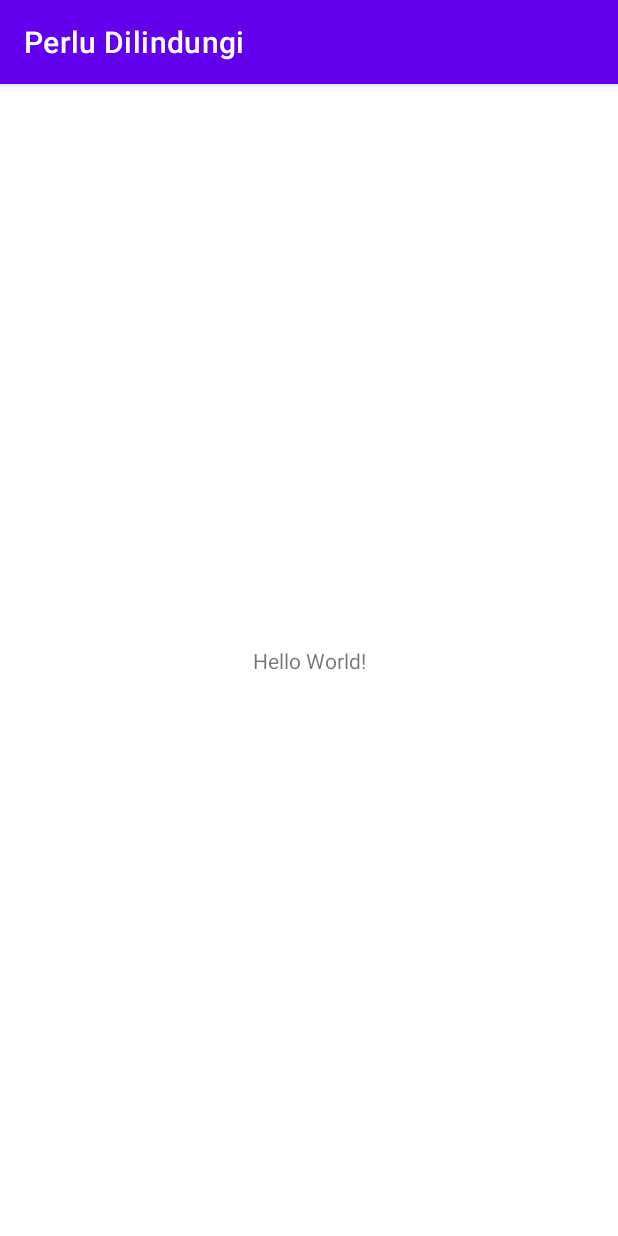
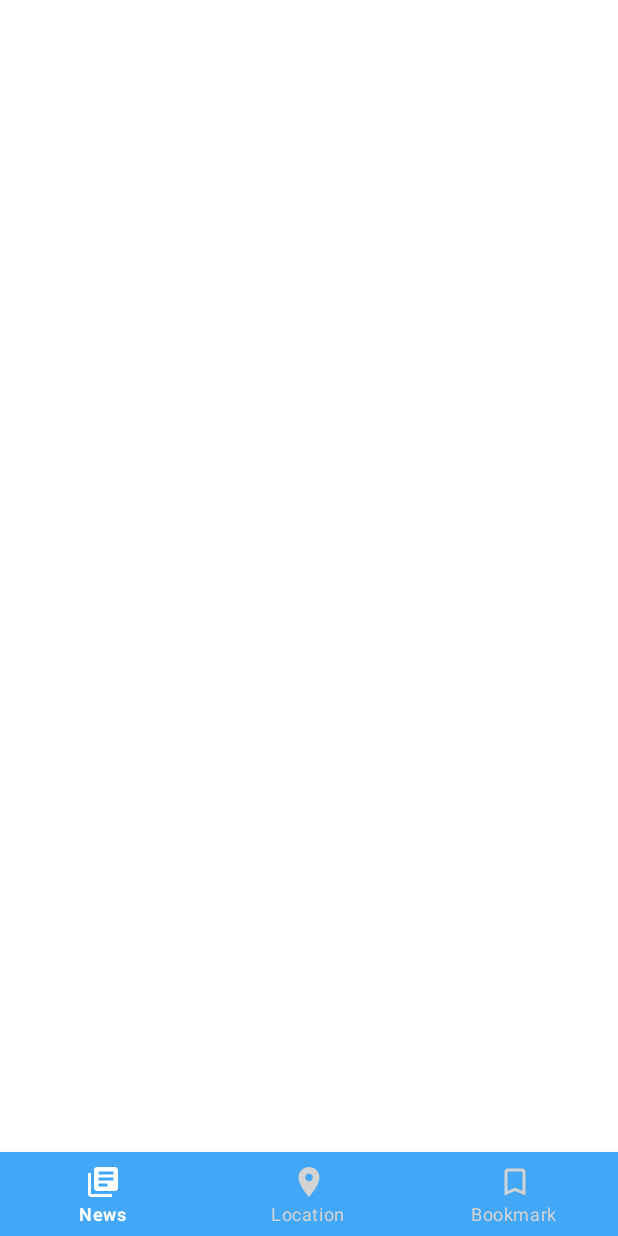
Before and after one commit to anakpindahan/IF3210-2022-Android-59, an Android app: the screen it shows after launch (MainActivity), on a phone screen of 412 x 824 dp. Run offline under Robolectric (Android 15) with nearby library versions, the phone set to English and light mode, and no system bars.

Commit message:
add bottom nav different color when clicked

```diff
--- a/app/build.gradle
+++ b/app/build.gradle
@@ -37,6 +37,7 @@ dependencies {
     implementation 'androidx.appcompat:appcompat:1.4.1'
     implementation 'com.google.android.material:material:1.5.0'
     implementation 'androidx.constraintlayout:constraintlayout:2.1.3'
+    implementation 'androidx.legacy:legacy-support-v4:1.0.0'
     testImplementation 'junit:junit:4.+'
     androidTestImplementation 'androidx.test.ext:junit:1.1.3'
     androidTestImplementation 'androidx.test.espresso:espresso-core:3.4.0'
--- /dev/null
+++ b/app/src/main/res/drawable/ic_bookmark.xml
@@ -0,0 +1,5 @@
+<vector android:height="24dp" android:tint="#FFFFFF"
+    android:viewportHeight="24" android:viewportWidth="24"
+    android:width="24dp" xmlns:android="http://schemas.android.com/apk/res/android">
+    <path android:fillColor="@android:color/white" android:pathData="M17,3L7,3c-1.1,0 -1.99,0.9 -1.99,2L5,21l7,-3 7,3L19,5c0,-1.1 -0.9,-2 -2,-2zM17,18l-5,-2.18L7,18L7,5h10v13z"/>
+</vector>
--- /dev/null
+++ b/app/src/main/res/drawable/ic_bookmark_filled.xml
@@ -0,0 +1,5 @@
+<vector android:height="24dp" android:tint="#FFFFFF"
+    android:viewportHeight="24" android:viewportWidth="24"
+    android:width="24dp" xmlns:android="http://schemas.android.com/apk/res/android">
+    <path android:fillColor="@android:color/white" android:pathData="M17,3H7c-1.1,0 -1.99,0.9 -1.99,2L5,21l7,-3 7,3V5c0,-1.1 -0.9,-2 -2,-2z"/>
+</vector>
--- /dev/null
+++ b/app/src/main/res/drawable/ic_bookmark_selector.xml
@@ -0,0 +1,6 @@
+<?xml version="1.0" encoding="utf-8"?>
+<selector xmlns:android="http://schemas.android.com/apk/res/android">
+    <item android:drawable="@drawable/ic_bookmark_filled"
+        android:state_checked="true"/>
+    <item android:drawable="@drawable/ic_bookmark"/>
+</selector>
--- /dev/null
+++ b/app/src/main/res/drawable/ic_location.xml
@@ -0,0 +1,5 @@
+<vector android:height="24dp" android:tint="#FFFFFF"
+    android:viewportHeight="24" android:viewportWidth="24"
+    android:width="24dp" xmlns:android="http://schemas.android.com/apk/res/android">
+    <path android:fillColor="@android:color/white" android:pathData="M12,2C8.13,2 5,5.13 5,9c0,5.25 7,13 7,13s7,-7.75 7,-13c0,-3.87 -3.13,-7 -7,-7zM12,11.5c-1.38,0 -2.5,-1.12 -2.5,-2.5s1.12,-2.5 2.5,-2.5 2.5,1.12 2.5,2.5 -1.12,2.5 -2.5,2.5z"/>
+</vector>
--- /dev/null
+++ b/app/src/main/res/drawable/ic_news.xml
@@ -0,0 +1,5 @@
+<vector android:height="24dp" android:tint="#FFFFFF"
+    android:viewportHeight="24" android:viewportWidth="24"
+    android:width="24dp" xmlns:android="http://schemas.android.com/apk/res/android">
+    <path android:fillColor="@android:color/white" android:pathData="M4,6L2,6v14c0,1.1 0.9,2 2,2h14v-2L4,20L4,6zM20,2L8,2c-1.1,0 -2,0.9 -2,2v12c0,1.1 0.9,2 2,2h12c1.1,0 2,-0.9 2,-2L22,4c0,-1.1 -0.9,-2 -2,-2zM19,11L9,11L9,9h10v2zM15,15L9,15v-2h6v2zM19,7L9,7L9,5h10v2z"/>
+</vector>
--- /dev/null
+++ b/app/src/main/res/drawable/navigation_icon.xml
@@ -0,0 +1,6 @@
+<?xml version="1.0" encoding="utf-8"?>
+<selector xmlns:android="http://schemas.android.com/apk/res/android">
+    <item android:state_checked="true" android:color="@color/white" />
+    <item android:state_pressed="true" android:color="@color/white" />
+    <item android:color="@color/light_gray" />
+</selector>
--- a/app/src/main/res/layout/activity_main.xml
+++ b/app/src/main/res/layout/activity_main.xml
@@ -6,13 +6,25 @@
     android:layout_height="match_parent"
     tools:context=".MainActivity">
 
-    <TextView
-        android:layout_width="wrap_content"
+    <com.google.android.material.bottomnavigation.BottomNavigationView
+        android:id="@+id/bottom_nav"
+        android:layout_width="match_parent"
         android:layout_height="wrap_content"
-        android:text="Hello World!"
+        android:background="@color/primary"
+        app:itemIconTint="@drawable/navigation_icon"
+        app:itemTextColor="@drawable/navigation_icon"
         app:layout_constraintBottom_toBottomOf="parent"
         app:layout_constraintLeft_toLeftOf="parent"
         app:layout_constraintRight_toRightOf="parent"
-        app:layout_constraintTop_toTopOf="parent" />
+        app:menu="@menu/menu" />
+
+    <FrameLayout
+        android:id="@+id/fragment_container"
+        android:layout_width="match_parent"
+        android:layout_height="0dp"
+        app:layout_constraintTop_toTopOf="parent"
+        app:layout_constraintBottom_toTopOf="@+id/bottom_nav"/>
+
+
 
 </androidx.constraintlayout.widget.ConstraintLayout>
--- /dev/null
+++ b/app/src/main/res/menu/menu.xml
@@ -0,0 +1,18 @@
+<?xml version="1.0" encoding="utf-8"?>
+<menu xmlns:android="http://schemas.android.com/apk/res/android">
+    <item
+        android:id="@+id/ic_news"
+        android:enabled="true"
+        android:icon="@drawable/ic_news"
+        android:title="News"/>
+    <item
+        android:id="@+id/ic_location"
+        android:enabled="true"
+        android:icon="@drawable/ic_location"
+        android:title="Location"/>
+    <item
+        android:id="@+id/ic_bookmark"
+        android:enabled="true"
+        android:icon="@drawable/ic_bookmark_selector"
+        android:title="Bookmark"/>
+</menu>
--- a/app/src/main/res/values/colors.xml
+++ b/app/src/main/res/values/colors.xml
@@ -7,4 +7,7 @@
     <color name="teal_700">#FF018786</color>
     <color name="black">#FF000000</color>
     <color name="white">#FFFFFFFF</color>
+    <color name="primary">#FF41A7F6</color>
+    <color name="secondary">#198AE1</color>
+    <color name="light_gray">#D3D3D3</color>
 </resources>
--- a/app/src/main/res/values/strings.xml
+++ b/app/src/main/res/values/strings.xml
@@ -1,3 +1,5 @@
 <resources>
     <string name="app_name">Perlu Dilindungi</string>
+    <!-- TODO: Remove or change this placeholder text -->
+    <string name="hello_blank_fragment">Hello blank fragment</string>
 </resources>
--- a/app/src/main/res/values/themes.xml
+++ b/app/src/main/res/values/themes.xml
@@ -1,9 +1,9 @@
 <resources xmlns:tools="http://schemas.android.com/tools">
     <!-- Base application theme. -->
-    <style name="Theme.PerluDilindungi" parent="Theme.MaterialComponents.DayNight.DarkActionBar">
+    <style name="Theme.PerluDilindungi" parent="Theme.MaterialComponents.DayNight.NoActionBar">
         <!-- Primary brand color. -->
-        <item name="colorPrimary">@color/purple_500</item>
-        <item name="colorPrimaryVariant">@color/purple_700</item>
+        <item name="colorPrimary">#41A7F6</item>
+        <item name="colorPrimaryVariant">#198AE1</item>
         <item name="colorOnPrimary">@color/white</item>
         <!-- Secondary brand color. -->
         <item name="colorSecondary">@color/teal_200</item>
```
Also changed, not shown: app/src/main/java/com/pbd/perludilindungi/fragments/BookmarkFragment.kt (added, +60 -0 lines), app/src/main/java/com/pbd/perludilindungi/fragments/NewsFragment.kt (added, +60 -0 lines), app/src/main/java/com/pbd/perludilindungi/fragments/VaksinLocationFragment.kt (added, +60 -0 lines), app/src/main/res/layout/fragment_bookmark.xml (added, +14 -0 lines), app/src/main/res/layout/fragment_news.xml (added, +14 -0 lines), app/src/main/res/layout/fragment_vaksin_location.xml (added, +14 -0 lines).
